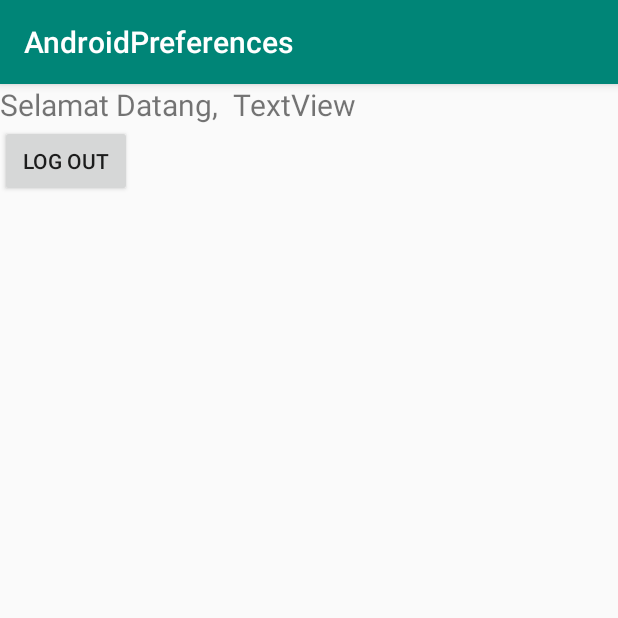
After one commit to trialerror001/SharedPreference1, an Android app: the homepage screen opened directly, with no data from a screen before it, on a phone screen of 412 x 824 dp, the top half of it. The commit adds this screen. Run offline under Robolectric (Android 15) with nearby library versions, the phone set to English and light mode, and no system bars.

Commit message:
new update

```diff
--- a/app/src/main/AndroidManifest.xml
+++ b/app/src/main/AndroidManifest.xml
@@ -9,6 +9,7 @@
         android:roundIcon="@mipmap/ic_launcher_round"
         android:supportsRtl="true"
         android:theme="@style/AppTheme">
+        <activity android:name=".homepage"></activity>
         <activity android:name=".MainActivity">
             <intent-filter>
                 <action android:name="android.intent.action.MAIN" />
--- /dev/null
+++ b/app/src/main/java/com/example/androidpreferences/homepage.java
@@ -0,0 +1,14 @@
+package com.example.androidpreferences;
+
+import androidx.appcompat.app.AppCompatActivity;
+
+import android.os.Bundle;
+
+public class homepage extends AppCompatActivity {
+
+    @Override
+    protected void onCreate(Bundle savedInstanceState) {
+        super.onCreate(savedInstanceState);
+        setContentView(R.layout.activity_homepage);
+    }
+}
--- /dev/null
+++ b/app/src/main/res/layout/activity_homepage.xml
@@ -0,0 +1,41 @@
+<?xml version="1.0" encoding="utf-8"?>
+<androidx.constraintlayout.widget.ConstraintLayout xmlns:android="http://schemas.android.com/apk/res/android"
+    xmlns:app="http://schemas.android.com/apk/res-auto"
+    xmlns:tools="http://schemas.android.com/tools"
+    android:layout_width="match_parent"
+    android:layout_height="match_parent"
+    tools:context=".homepage">
+
+    <ScrollView
+        android:layout_width="match_parent"
+        android:layout_height="match_parent">
+
+        <RelativeLayout
+            android:layout_width="match_parent"
+            android:layout_height="wrap_content">
+
+            <TextView
+                android:id="@+id/textView2"
+                android:layout_width="wrap_content"
+                android:layout_height="wrap_content"
+                android:textSize="20dp"
+                android:text="Selamat Datang," />
+
+            <TextView
+                android:id="@+id/txtNama"
+                android:layout_width="wrap_content"
+                android:layout_height="wrap_content"
+                android:layout_toRightOf="@id/textView2"
+                android:textSize="20dp"
+                android:layout_marginLeft="10dp"
+                android:text="TextView" />
+
+            <Button
+                android:id="@+id/btnLogout"
+                android:layout_width="wrap_content"
+                android:layout_height="wrap_content"
+                android:layout_below="@id/textView2"
+                android:text="LOG OUT" />
+        </RelativeLayout>
+    </ScrollView>
+</androidx.constraintlayout.widget.ConstraintLayout>
```
Also changed, not shown: app/src/main/java/com/example/androidpreferences/MainActivity.java (+30 -38 lines).
